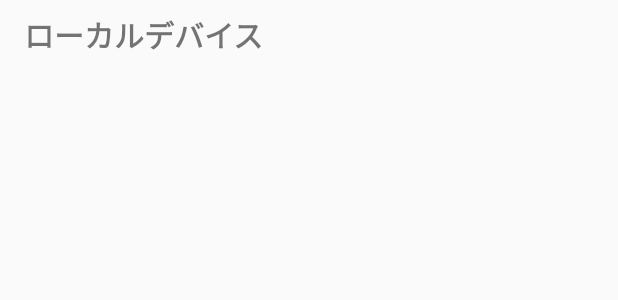
After one commit to TatsukiIshijima/Photom, an Android app: the layout item_device_section.xml on its own in the app's theme, with its tools: preview values and no code run, on a phone screen of 412 x 824 dp. The commit adds this screen. Shown: the top 300 px of the screen. Run offline under Robolectric (Android 15) with nearby library versions, the phone set to English and light mode, and no system bars.

Commit message:
add section

```diff
--- /dev/null
+++ b/feature/devicecontrol/src/main/res/layout/item_device_section.xml
@@ -0,0 +1,21 @@
+<?xml version="1.0" encoding="utf-8"?>
+<androidx.constraintlayout.widget.ConstraintLayout xmlns:android="http://schemas.android.com/apk/res/android"
+    android:layout_width="match_parent"
+    android:layout_height="wrap_content"
+    xmlns:app="http://schemas.android.com/apk/res-auto"
+    xmlns:tools="http://schemas.android.com/tools">
+
+    <TextView
+        android:id="@+id/device_item_header_title"
+        android:layout_width="wrap_content"
+        android:layout_height="wrap_content"
+        android:textSize="20sp"
+        android:textStyle="bold"
+        android:layout_marginVertical="8dp"
+        android:layout_marginStart="16dp"
+        app:layout_constraintTop_toTopOf="parent"
+        app:layout_constraintBottom_toBottomOf="parent"
+        app:layout_constraintStart_toStartOf="parent"
+        tools:text="@string/device_item_section_local_device_title" />
+
+</androidx.constraintlayout.widget.ConstraintLayout>
--- a/feature/devicecontrol/src/main/res/values/strings.xml
+++ b/feature/devicecontrol/src/main/res/values/strings.xml
@@ -9,4 +9,6 @@
     <string name="device_item_header_humidity_unit">%</string>
     <string name="device_item_header_lux_label">照度</string>
     <string name="device_item_header_lux_unit">lux</string>
+    <string name="device_item_section_local_device_title">ローカルデバイス</string>
+    <string name="device_item_section_remote_device_section_title">リモートデバイス</string>
 </resources>
```
Also changed, not shown: feature/devicecontrol/src/main/java/com/tatsuki/feature/devicecontrol/DeviceSectionItem.kt (added, +20 -0 lines).
